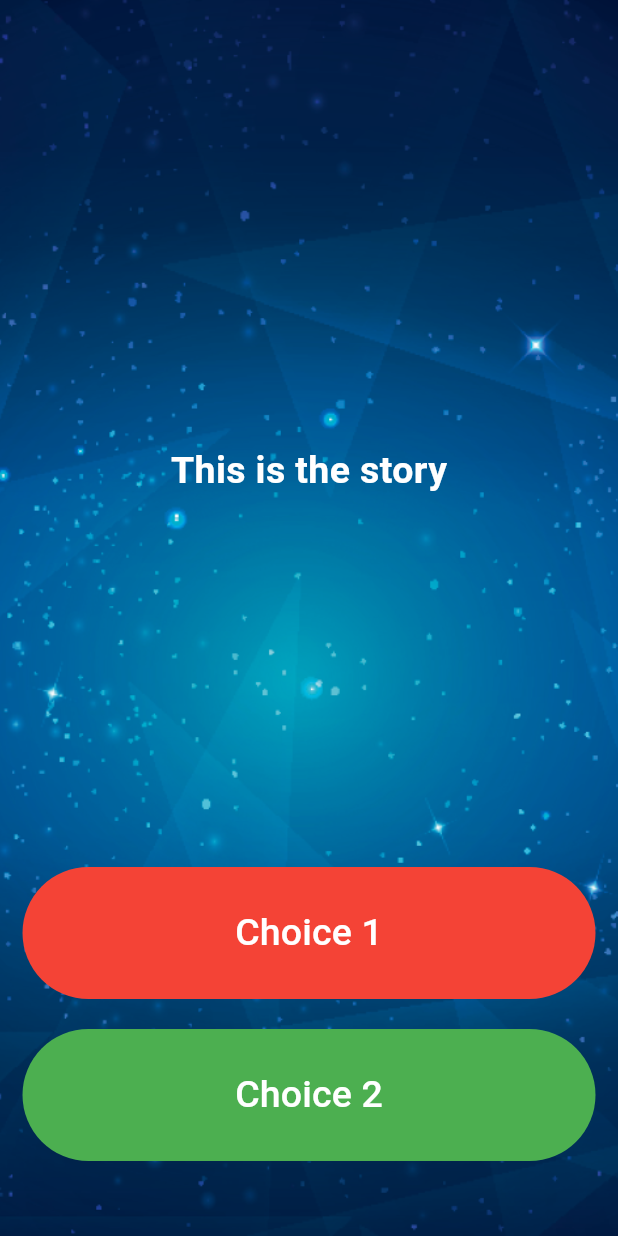
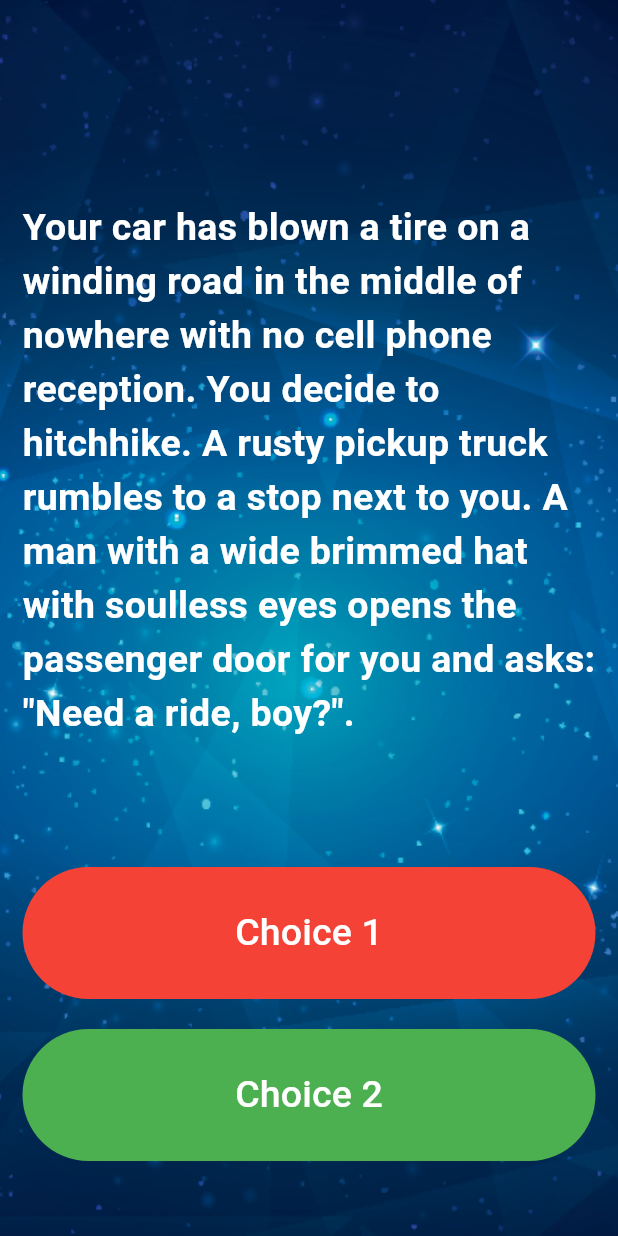
Before and after one commit to Oyebliss/Destini_app, a Flutter app: the screen it shows after launch, on a phone screen of 412 x 824 dp. Run offline on Flutter 3.47's test engine with Material 3 defaults, Android fonts, the phone set to English and light mode, and no system bars.

Commit message:
Created a ultility folder that has a class for the blueprint of story and the storybrain

```diff
--- a/lib/pages/story_page.dart
+++ b/lib/pages/story_page.dart
@@ -1,4 +1,5 @@
 import 'package:flutter/material.dart';
+import 'package:oye_destini/utils/story_brain.dart';
 
 class StoryPage extends StatefulWidget {
   const StoryPage({super.key});
@@ -8,6 +9,8 @@
 }
 
 class _StoryPageState extends State<StoryPage> {
+  // creating an object of StoryBrain.
+  StoryBrain storyBrain = StoryBrain();
   @override
   Widget build(BuildContext context) {
     return Scaffold(
@@ -24,12 +27,12 @@
           child: Column(
             crossAxisAlignment: CrossAxisAlignment.stretch,
             children: [
-              const Expanded(
+              Expanded(
                 flex: 12,
                 child: Center(
                   child: Text(
-                    'This is the story',
-                    style: TextStyle(
+                    storyBrain.getStory(),
+                    style: const TextStyle(
                       color: Colors.white,
                       fontWeight: FontWeight.w700,
                       fontSize: 25,
@@ -37,6 +40,8 @@
                   ),
                 ),
               ),
+
+              // Choice 1 button
               Expanded(
                 flex: 2,
                 child: TextButton(
@@ -51,6 +56,8 @@
               const SizedBox(
                 height: 20,
               ),
+
+              // Choice 2 button
               Expanded(
                 flex: 2,
                 child: TextButton(
--- /dev/null
+++ b/lib/utils/story.dart
@@ -0,0 +1,11 @@
+class Story {
+  String storyTitle;
+  String choice1;
+  String choice2;
+
+  Story(
+    this.storyTitle,
+    this.choice1,
+    this.choice2,
+  );
+}
--- /dev/null
+++ b/lib/utils/story_brain.dart
@@ -0,0 +1,42 @@
+import 'story.dart';
+
+class StoryBrain {
+  // list of Stories and choices to be used.
+  List<Story> _storyData = [
+    Story(
+      'Your car has blown a tire on a winding road in the middle of nowhere with no cell phone reception. You decide to hitchhike. A rusty pickup truck rumbles to a stop next to you. A man with a wide brimmed hat with soulless eyes opens the passenger door for you and asks: "Need a ride, boy?".',
+      'I\'ll hop in. Thanks for the help!',
+      'Better ask him if he\'s a murderer first.',
+    ),
+    Story(
+      'He nods slowly, unphased by the question.',
+      'At least he\'s honest. I\'ll climb in.',
+      'Wait, I know how to change a tire.',
+    ),
+    Story(
+      'As you begin to drive, the stranger starts talking about his relationship with his mother. He gets angrier and angrier by the minute. He asks you to open the glovebox. Inside you find a bloody knife, two severed fingers, and a cassette tape of Elton John. He reaches for the glove box.',
+      'I love Elton John! Hand him the cassette tape.',
+      'It\'s him or me! You take the knife and stab him.',
+    ),
+    Story(
+      'What? Such a cop out! Did you know traffic accidents are the second leading cause of accidental death for most adult age groups?',
+      'Restart',
+      '',
+    ),
+    Story(
+      'As you smash through the guardrail and careen towards the jagged rocks below you reflect on the dubious wisdom of stabbing someone while they are driving a car you are in.',
+      'Restart',
+      '',
+    ),
+    Story(
+      'You bond with the murderer while crooning verses of "Can you feel the love tonight". He drops you off at the next town. Before you go he asks you if you know any good places to dump bodies. You reply: "Try the pier".',
+      'Restart',
+      '',
+    )
+  ];
+
+  // Method of get the story.
+  String getStory() {
+    return _storyData[0].storyTitle;
+  }
+}
```
